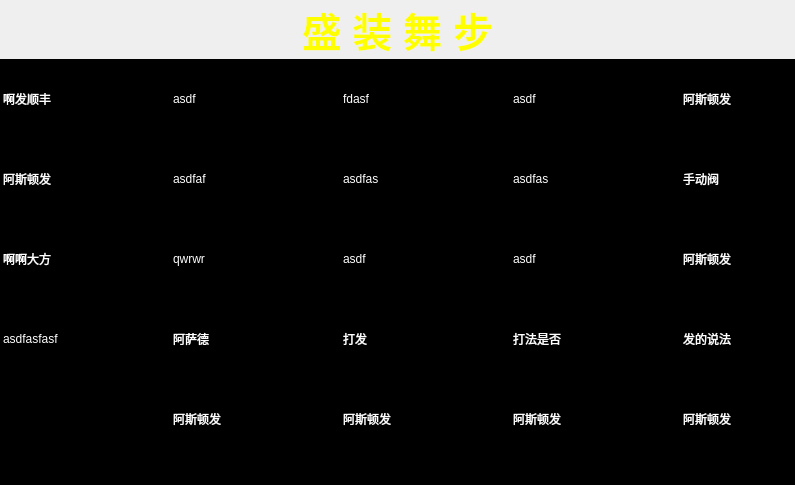
First picture: the form in module/frm_ranklist.ui, repository jack-liaojie/LED_DEMO, before the edit.
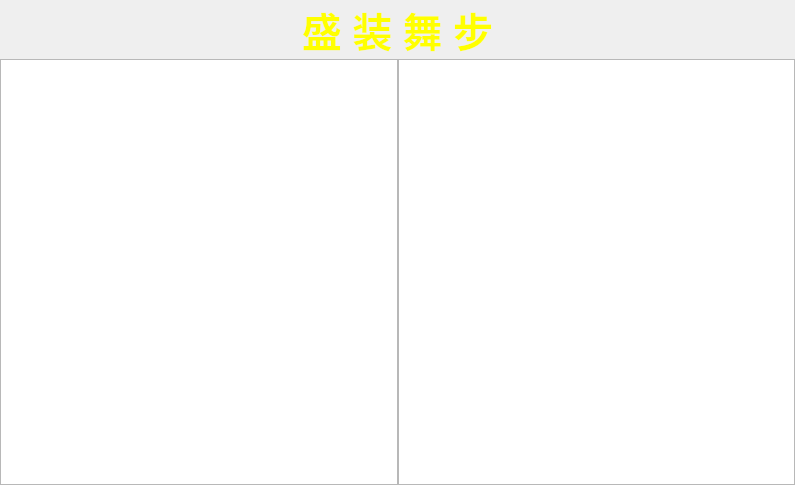
Second picture: the form after the edit.

```diff
--- a/module/frm_ranklist.ui
+++ b/module/frm_ranklist.ui
@@ -100,6 +100,24 @@
     <layout class="QHBoxLayout" name="horizontalLayout">
      <item>
       <widget class="QTableWidget" name="tbwgt_content">
+       <property name="sizePolicy">
+        <sizepolicy hsizetype="Expanding" vsizetype="Expanding">
+         <horstretch>0</horstretch>
+         <verstretch>0</verstretch>
+        </sizepolicy>
+       </property>
+       <property name="minimumSize">
+        <size>
+         <width>300</width>
+         <height>300</height>
+        </size>
+       </property>
+       <property name="maximumSize">
+        <size>
+         <width>1666666</width>
+         <height>16777215</height>
+        </size>
+       </property>
        <property name="palette">
         <palette>
          <active>
@@ -112,51 +130,6 @@
             </color>
            </brush>
           </colorrole>
-          <colorrole role="Button">
-           <brush brushstyle="SolidPattern">
-            <color alpha="255">
-             <red>0</red>
-             <green>0</green>
-             <blue>0</blue>
-            </color>
-           </brush>
-          </colorrole>
-          <colorrole role="Light">
-           <brush brushstyle="SolidPattern">
-            <color alpha="255">
-             <red>0</red>
-             <green>0</green>
-             <blue>0</blue>
-            </color>
-           </brush>
-          </colorrole>
-          <colorrole role="Midlight">
-           <brush brushstyle="SolidPattern">
-            <color alpha="255">
-             <red>0</red>
-             <green>0</green>
-             <blue>0</blue>
-            </color>
-           </brush>
-          </colorrole>
-          <colorrole role="Dark">
-           <brush brushstyle="SolidPattern">
-            <color alpha="255">
-             <red>0</red>
-             <green>0</green>
-             <blue>0</blue>
-            </color>
-           </brush>
-          </colorrole>
-          <colorrole role="Mid">
-           <brush brushstyle="SolidPattern">
-            <color alpha="255">
-             <red>0</red>
-             <green>0</green>
-             <blue>0</blue>
-            </color>
-           </brush>
-          </colorrole>
           <colorrole role="Text">
            <brush brushstyle="SolidPattern">
             <color alpha="255">
@@ -166,16 +139,18 @@
             </color>
            </brush>
           </colorrole>
-          <colorrole role="BrightText">
+          <colorrole role="PlaceholderText">
            <brush brushstyle="SolidPattern">
-            <color alpha="255">
+            <color alpha="128">
              <red>255</red>
              <green>255</green>
              <blue>255</blue>
             </color>
            </brush>
           </colorrole>
-          <colorrole role="ButtonText">
+         </active>
+         <inactive>
+          <colorrole role="WindowText">
            <brush brushstyle="SolidPattern">
             <color alpha="255">
              <red>255</red>
@@ -184,60 +159,15 @@
             </color>
            </brush>
           </colorrole>
-          <colorrole role="Base">
+          <colorrole role="Text">
            <brush brushstyle="SolidPattern">
             <color alpha="255">
-             <red>0</red>
-             <green>0</green>
-             <blue>0</blue>
-            </color>
-           </brush>
-          </colorrole>
-          <colorrole role="Window">
-           <brush brushstyle="SolidPattern">
-            <color alpha="255">
-             <red>0</red>
-             <green>0</green>
-             <blue>0</blue>
-            </color>
-           </brush>
-          </colorrole>
-          <colorrole role="Shadow">
-           <brush brushstyle="SolidPattern">
-            <color alpha="255">
-             <red>0</red>
-             <green>0</green>
-             <blue>0</blue>
-            </color>
-           </brush>
-          </colorrole>
-          <colorrole role="AlternateBase">
-           <brush brushstyle="SolidPattern">
-            <color alpha="255">
-             <red>0</red>
-             <green>0</green>
-             <blue>0</blue>
-            </color>
-           </brush>
-          </colorrole>
-          <colorrole role="ToolTipBase">
-           <brush brushstyle="SolidPattern">
-            <color alpha="255">
              <red>255</red>
              <green>255</green>
-             <blue>220</blue>
+             <blue>255</blue>
             </color>
            </brush>
           </colorrole>
-          <colorrole role="ToolTipText">
-           <brush brushstyle="SolidPattern">
-            <color alpha="255">
-             <red>0</red>
-             <green>0</green>
-             <blue>0</blue>
-            </color>
-           </brush>
-          </colorrole>
           <colorrole role="PlaceholderText">
            <brush brushstyle="SolidPattern">
             <color alpha="128">
@@ -247,62 +177,143 @@
             </color>
            </brush>
           </colorrole>
-         </active>
-         <inactive>
+         </inactive>
+         <disabled>
           <colorrole role="WindowText">
            <brush brushstyle="SolidPattern">
             <color alpha="255">
-             <red>255</red>
-             <green>255</green>
-             <blue>255</blue>
+             <red>120</red>
+             <green>120</green>
+             <blue>120</blue>
             </color>
            </brush>
           </colorrole>
-          <colorrole role="Button">
+          <colorrole role="Text">
            <brush brushstyle="SolidPattern">
             <color alpha="255">
-             <red>0</red>
-             <green>0</green>
-             <blue>0</blue>
+             <red>120</red>
+             <green>120</green>
+             <blue>120</blue>
             </color>
            </brush>
           </colorrole>
-          <colorrole role="Light">
+          <colorrole role="PlaceholderText">
            <brush brushstyle="SolidPattern">
-            <color alpha="255">
+            <color alpha="128">
              <red>0</red>
              <green>0</green>
              <blue>0</blue>
             </color>
            </brush>
           </colorrole>
-          <colorrole role="Midlight">
+         </disabled>
+        </palette>
+       </property>
+       <property name="font">
+        <font>
+         <pointsize>36</pointsize>
+         <weight>75</weight>
+         <bold>true</bold>
+        </font>
+       </property>
+       <property name="focusPolicy">
+        <enum>Qt::NoFocus</enum>
+       </property>
+       <property name="verticalScrollBarPolicy">
+        <enum>Qt::ScrollBarAlwaysOff</enum>
+       </property>
+       <property name="horizontalScrollBarPolicy">
+        <enum>Qt::ScrollBarAlwaysOff</enum>
+       </property>
+       <property name="autoScroll">
+        <bool>false</bool>
+       </property>
+       <property name="tabKeyNavigation">
+        <bool>false</bool>
+       </property>
+       <property name="showDropIndicator" stdset="0">
+        <bool>false</bool>
+       </property>
+       <property name="dragDropOverwriteMode">
+        <bool>false</bool>
+       </property>
+       <property name="selectionMode">
+        <enum>QAbstractItemView::NoSelection</enum>
+       </property>
+       <property name="showGrid">
+        <bool>false</bool>
+       </property>
+       <property name="gridStyle">
+        <enum>Qt::NoPen</enum>
+       </property>
+       <property name="cornerButtonEnabled">
+        <bool>false</bool>
+       </property>
+       <property name="rowCount">
+        <number>5</number>
+       </property>
+       <property name="columnCount">
+        <number>5</number>
+       </property>
+       <attribute name="horizontalHeaderVisible">
+        <bool>false</bool>
+       </attribute>
+       <attribute name="horizontalHeaderCascadingSectionResizes">
+        <bool>true</bool>
+       </attribute>
+       <attribute name="horizontalHeaderDefaultSectionSize">
+        <number>200</number>
+       </attribute>
+       <attribute name="verticalHeaderVisible">
+        <bool>false</bool>
+       </attribute>
+       <attribute name="verticalHeaderDefaultSectionSize">
+        <number>72</number>
+       </attribute>
+       <row/>
+       <row/>
+       <row/>
+       <row/>
+       <row/>
+       <column/>
+       <column/>
+       <column/>
+       <column/>
+       <column/>
+      </widget>
+     </item>
+     <item>
+      <widget class="QTableWidget" name="tbwgt_content_2">
+       <property name="sizePolicy">
+        <sizepolicy hsizetype="Expanding" vsizetype="Expanding">
+         <horstretch>0</horstretch>
+         <verstretch>0</verstretch>
+        </sizepolicy>
+       </property>
+       <property name="minimumSize">
+        <size>
+         <width>300</width>
+         <height>300</height>
+        </size>
+       </property>
+       <property name="maximumSize">
+        <size>
+         <width>1666666</width>
+         <height>16777215</height>
+        </size>
+       </property>
+       <property name="palette">
+        <palette>
+         <active>
+          <colorrole role="WindowText">
            <brush brushstyle="SolidPattern">
             <color alpha="255">
-             <red>0</red>
-             <green>0</green>
-             <blue>0</blue>
+             <red>255</red>
+             <green>255</green>
+             <blue>255</blue>
             </color>
            </brush>
           </colorrole>
-          <colorrole role="Dark">
-           <brush brushstyle="SolidPattern">
-            <color alpha="255">
-             <red>0</red>
-             <green>0</green>
-             <blue>0</blue>
-            </color>
-           </brush>
-          </colorrole>
-          <colorrole role="Mid">
-           <brush brushstyle="SolidPattern">
-            <color alpha="255">
-             <red>0</red>
-             <green>0</green>
-             <blue>0</blue>
-            </color>
-           </brush>
-          </colorrole>
           <colorrole role="Text">
            <brush brushstyle="SolidPattern">
             <color alpha="255">
@@ -312,16 +323,18 @@
             </color>
            </brush>
           </colorrole>
-          <colorrole role="BrightText">
+          <colorrole role="PlaceholderText">
            <brush brushstyle="SolidPattern">
-            <color alpha="255">
+            <color alpha="128">
              <red>255</red>
              <green>255</green>
              <blue>255</blue>
             </color>
            </brush>
           </colorrole>
-          <colorrole role="ButtonText">
+         </active>
+         <inactive>
+          <colorrole role="WindowText">
            <brush brushstyle="SolidPattern">
             <color alpha="255">
              <red>255</red>
@@ -330,60 +343,15 @@
             </color>
            </brush>
           </colorrole>
-          <colorrole role="Base">
+          <colorrole role="Text">
            <brush brushstyle="SolidPattern">
             <color alpha="255">
-             <red>0</red>
-             <green>0</green>
-             <blue>0</blue>
-            </color>
-           </brush>
-          </colorrole>
-          <colorrole role="Window">
-           <brush brushstyle="SolidPattern">
-            <color alpha="255">
-             <red>0</red>
-             <green>0</green>
-             <blue>0</blue>
-            </color>
-           </brush>
-          </colorrole>
-          <colorrole role="Shadow">
-           <brush brushstyle="SolidPattern">
-            <color alpha="255">
-             <red>0</red>
-             <green>0</green>
-             <blue>0</blue>
-            </color>
-           </brush>
-          </colorrole>
-          <colorrole role="AlternateBase">
-           <brush brushstyle="SolidPattern">
-            <color alpha="255">
-             <red>0</red>
-             <green>0</green>
-             <blue>0</blue>
-            </color>
-           </brush>
-          </colorrole>
-          <colorrole role="ToolTipBase">
-           <brush brushstyle="SolidPattern">
-            <color alpha="255">
              <red>255</red>
              <green>255</green>
-             <blue>220</blue>
+             <blue>255</blue>
             </color>
            </brush>
           </colorrole>
-          <colorrole role="ToolTipText">
-           <brush brushstyle="SolidPattern">
-            <color alpha="255">
-             <red>0</red>
-             <green>0</green>
-             <blue>0</blue>
-            </color>
-           </brush>
-          </colorrole>
           <colorrole role="PlaceholderText">
            <brush brushstyle="SolidPattern">
             <color alpha="128">
@@ -398,159 +366,43 @@
           <colorrole role="WindowText">
            <brush brushstyle="SolidPattern">
             <color alpha="255">
-             <red>0</red>
-             <green>0</green>
-             <blue>0</blue>
+             <red>120</red>
+             <green>120</green>
+             <blue>120</blue>
             </color>
            </brush>
           </colorrole>
-          <colorrole role="Button">
-           <brush brushstyle="SolidPattern">
-            <color alpha="255">
-             <red>0</red>
-             <green>0</green>
-             <blue>0</blue>
-            </color>
-           </brush>
-          </colorrole>
-          <colorrole role="Light">
-           <brush brushstyle="SolidPattern">
-            <color alpha="255">
-             <red>0</red>
-             <green>0</green>
-             <blue>0</blue>
-            </color>
-           </brush>
-          </colorrole>
-          <colorrole role="Midlight">
-           <brush brushstyle="SolidPattern">
-            <color alpha="255">
-             <red>0</red>
-             <green>0</green>
-             <blue>0</blue>
-            </color>
-           </brush>
-          </colorrole>
-          <colorrole role="Dark">
-           <brush brushstyle="SolidPattern">
-            <color alpha="255">
-             <red>0</red>
-             <green>0</green>
-             <blue>0</blue>
-            </color>
-           </brush>
-          </colorrole>
-          <colorrole role="Mid">
-           <brush brushstyle="SolidPattern">
-            <color alpha="255">
-             <red>0</red>
-             <green>0</green>
-             <blue>0</blue>
-            </color>
-           </brush>
-          </colorrole>
           <colorrole role="Text">
            <brush brushstyle="SolidPattern">
             <color alpha="255">
-             <red>0</red>
-             <green>0</green>
-             <blue>0</blue>
+             <red>120</red>
+             <green>120</green>
+             <blue>120</blue>
             </color>
            </brush>
           </colorrole>
-          <colorrole role="BrightText">
+          <colorrole role="PlaceholderText">
            <brush brushstyle="SolidPattern">
-            <color alpha="255">
-             <red>255</red>
-             <green>255</green>
-             <blue>255</blue>
-            </color>
-           </brush>
-          </colorrole>
-          <colorrole role="ButtonText">
-           <brush brushstyle="SolidPattern">
-            <color alpha="255">
+            <color alpha="128">
              <red>0</red>
              <green>0</green>
              <blue>0</blue>
             </color>
            </brush>
           </colorrole>
-          <colorrole role="Base">
-           <brush brushstyle="SolidPattern">
-            <color alpha="255">
-             <red>0</red>
-             <green>0</green>
-             <blue>0</blue>
-            </color>
-           </brush>
-          </colorrole>
-          <colorrole role="Window">
-           <brush brushstyle="SolidPattern">
-            <color alpha="255">
-             <red>0</red>
-             <green>0</green>
-             <blue>0</blue>
-            </color>
-           </brush>
-          </colorrole>
-          <colorrole role="Shadow">
-           <brush brushstyle="SolidPattern">
-            <color alpha="255">
-             <red>0</red>
-             <green>0</green>
-             <blue>0</blue>
-            </color>
-           </brush>
-          </colorrole>
-          <colorrole role="AlternateBase">
-           <brush brushstyle="SolidPattern">
-            <color alpha="255">
-             <red>0</red>
-             <green>0</green>
-             <blue>0</blue>
-            </color>
-           </brush>
-          </colorrole>
-          <colorrole role="ToolTipBase">
-           <brush brushstyle="SolidPattern">
-            <color alpha="255">
-             <red>255</red>
-             <green>255</green>
-             <blue>220</blue>
-            </color>
-           </brush>
-          </colorrole>
-          <colorrole role="ToolTipText">
-           <brush brushstyle="SolidPattern">
-            <color alpha="255">
-             <red>0</red>
-             <green>0</green>
-             <blue>0</blue>
-            </color>
-           </brush>
-          </colorrole>
-          <colorrole role="PlaceholderText">
-           <brush brushstyle="SolidPattern">
-            <color alpha="128">
-             <red>255</red>
-             <green>255</green>
-             <blue>255</blue>
-            </color>
-           </brush>
-          </colorrole>
          </disabled>
         </palette>
        </property>
+       <property name="font">
+        <font>
+         <pointsize>36</pointsize>
+         <weight>75</weight>
+         <bold>true</bold>
+        </font>
+       </property>
        <property name="focusPolicy">
         <enum>Qt::NoFocus</enum>
        </property>
-       <property name="frameShape">
-        <enum>QFrame::NoFrame</enum>
-       </property>
-       <property name="lineWidth">
-        <number>0</number>
-       </property>
        <property name="verticalScrollBarPolicy">
         <enum>Qt::ScrollBarAlwaysOff</enum>
        </property>
@@ -569,14 +421,23 @@
        <property name="gridStyle">
         <enum>Qt::NoPen</enum>
        </property>
+       <property name="cornerButtonEnabled">
+        <bool>false</bool>
+       </property>
+       <property name="rowCount">
+        <number>5</number>
+       </property>
+       <property name="columnCount">
+        <number>5</number>
+       </property>
        <attribute name="horizontalHeaderVisible">
         <bool>false</bool>
        </attribute>
-       <attribute name="horizontalHeaderMinimumSectionSize">
-        <number>100</number>
+       <attribute name="horizontalHeaderCascadingSectionResizes">
+        <bool>true</bool>
        </attribute>
        <attribute name="horizontalHeaderDefaultSectionSize">
-        <number>170</number>
+        <number>200</number>
        </attribute>
        <attribute name="horizontalHeaderHighlightSections">
         <bool>false</bool>
@@ -585,238 +446,18 @@
         <bool>false</bool>
        </attribute>
        <attribute name="verticalHeaderDefaultSectionSize">
-        <number>80</number>
+        <number>72</number>
        </attribute>
-       <attribute name="verticalHeaderHighlightSections">
-        <bool>false</bool>
-       </attribute>
-       <row>
-        <property name="text">
-         <string>新建行</string>
-        </property>
-        <property name="textAlignment">
-         <set>AlignCenter</set>
-        </property>
-        <property name="foreground">
-         <brush brushstyle="NoBrush">
-          <color alpha="255">
-           <red>255</red>
-           <green>255</green>
-           <blue>0</blue>
-          </color>
-         </brush>
-        </property>
-       </row>
-       <row>
-        <property name="text">
-         <string>新建行</string>
-        </property>
-       </row>
-       <row>
-        <property name="text">
-         <string>新建行</string>
-        </property>
-       </row>
-       <row>
-        <property name="text">
-         <string>新建行</string>
-        </property>
-       </row>
-       <row>
-        <property name="text">
-         <string>新建行</string>
-        </property>
-       </row>
-       <row>
-        <property name="text">
-         <string>新建行</string>
-        </property>
-       </row>
-       <row>
-        <property name="text">
-         <string>新建行</string>
-        </property>
-       </row>
-       <column>
-        <property name="text">
-         <string>新建列</string>
-        </property>
-       </column>
-       <column>
-        <property name="text">
-         <string>新建列</string>
-        </property>
-       </column>
-       <column>
-        <property name="text">
-         <string>新建列</string>
-        </property>
-       </column>
-       <column>
-        <property name="text">
-         <string>新建列</string>
-        </property>
-       </column>
-       <column>
-        <property name="text">
-         <string>新建列</string>
-        </property>
-       </column>
-       <item row="0" column="0">
-        <property name="text">
-         <string>啊发顺丰</string>
-        </property>
-       </item>
-       <item row="0" column="1">
-        <property name="text">
-         <string>asdf</string>
-        </property>
-       </item>
-       <item row="0" column="2">
-        <property name="text">
-         <string>fdasf </string>
-        </property>
-       </item>
-       <item row="0" column="3">
-        <property name="text">
-         <string>asdf</string>
-        </property>
-       </item>
-       <item row="0" column="4">
-        <property name="text">
-         <string>阿斯顿发</string>
-        </property>
-       </item>
-       <item row="1" column="0">
-        <property name="text">
-         <string>阿斯顿发</string>
-        </property>
-       </item>
-       <item row="1" column="1">
-        <property name="text">
-         <string>asdfaf</string>
-        </property>
-       </item>
-       <item row="1" column="2">
-        <property name="text">
-         <string>asdfas </string>
-        </property>
-       </item>
-       <item row="1" column="3">
-        <property name="text">
-         <string>asdfas</string>
-        </property>
-       </item>
-       <item row="1" column="4">
-        <property name="text">
-         <string>手动阀</string>
-        </property>
-       </item>
-       <item row="2" column="0">
-        <property name="text">
-         <string>啊啊大方</string>
-        </property>
-       </item>
-       <item row="2" column="1">
-        <property name="text">
-         <string>qwrwr</string>
-        </property>
-       </item>
-       <item row="2" column="2">
-        <property name="text">
-         <string>asdf</string>
-        </property>
-       </item>
-       <item row="2" column="3">
-        <property name="text">
-         <string>asdf</string>
-        </property>
-       </item>
-       <item row="2" column="4">
-        <property name="text">
-         <string>阿斯顿发</string>
-        </property>
-       </item>
-       <item row="3" column="0">
-        <property name="text">
-         <string>asdfasfasf </string>
-        </property>
-       </item>
-       <item row="3" column="1">
-        <property name="text">
-         <string>阿萨德</string>
-        </property>
-       </item>
-       <item row="3" column="2">
-        <property name="text">
-         <string>打发</string>
-        </property>
-       </item>
-       <item row="3" column="3">
-        <property name="text">
-         <string>打法是否</string>
-        </property>
-       </item>
-       <item row="3" column="4">
-        <property name="text">
-         <string>发的说法</string>
-        </property>
-       </item>
-       <item row="4" column="1">
-        <property name="text">
-         <string>阿斯顿发</string>
-        </property>
-       </item>
-       <item row="4" column="2">
-        <property name="text">
-         <string>阿斯顿发</string>
-        </property>
-       </item>
-       <item row="4" column="3">
-        <property name="text">
-         <string>阿斯顿发</string>
-        </property>
-       </item>
-       <item row="4" column="4">
-        <property name="text">
-         <string>阿斯顿发</string>
-        </property>
-       </item>
-       <item row="5" column="1">
-        <property name="text">
-         <string>阿斯顿发</string>
-        </property>
-       </item>
-       <item row="5" column="2">
-        <property name="text">
-         <string>阿斯顿发</string>
-        </property>
-       </item>
-       <item row="5" column="3">
-        <property name="text">
-         <string>阿斯顿发</string>
-        </property>
-       </item>
-       <item row="5" column="4">
-        <property name="text">
-         <string>阿斯顿发</string>
-        </property>
-       </item>
-       <item row="6" column="0">
-        <property name="text">
-         <string>阿斯顿发</string>
-        </property>
-       </item>
-       <item row="6" column="1">
-        <property name="text">
-         <string>阿斯顿发</string>
-        </property>
-       </item>
-       <item row="6" column="4">
-        <property name="text">
-         <string>阿斯顿发</string>
-        </property>
-       </item>
+       <row/>
+       <row/>
+       <row/>
+       <row/>
+       <row/>
+       <column/>
+       <column/>
+       <column/>
+       <column/>
+       <column/>
       </widget>
      </item>
     </layout>
```
Left out of the diff: 16 changed lines with no effect on the pictures.
